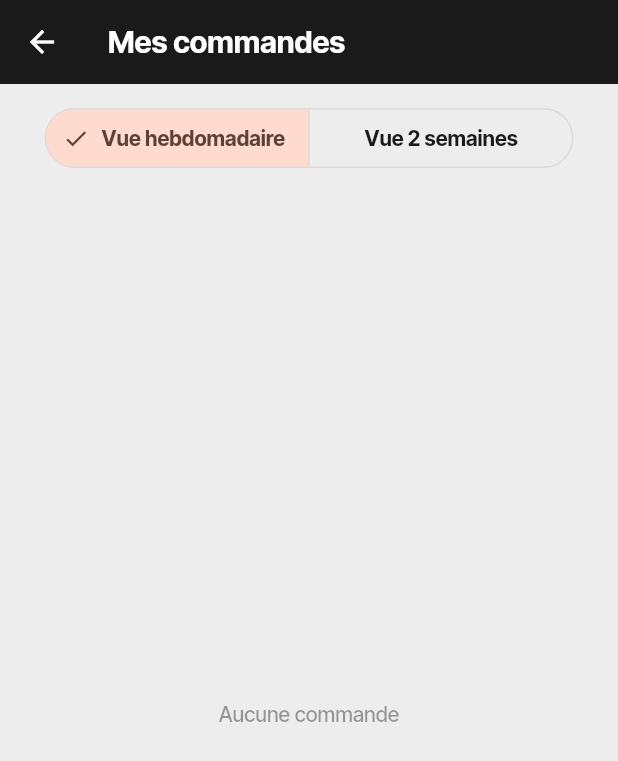
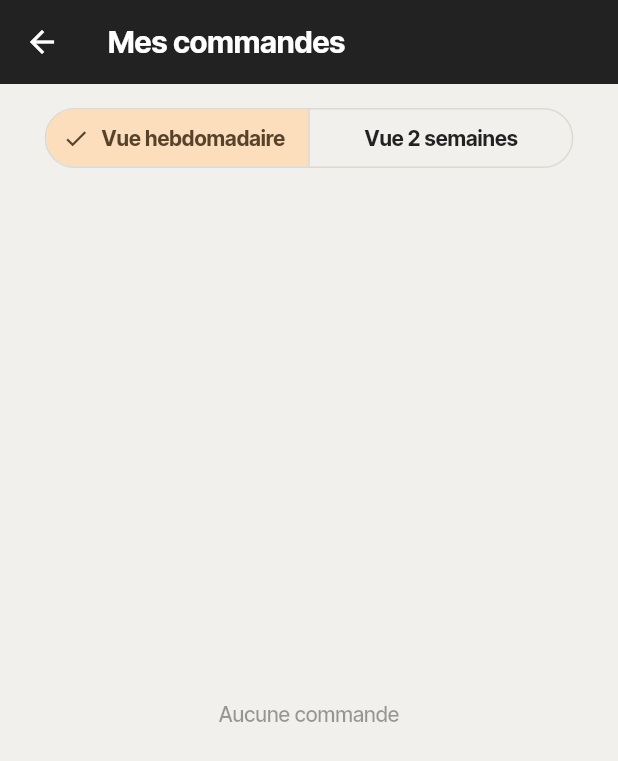
Before and after one commit to philcannon1307/quai-transport-calendar-flutter, a Flutter app: the AuthGuard screen opened by its route, item 2 of the bottom bar chosen, on a phone screen of 412 x 824 dp. Shown: the top 761 px of the screen. Run offline on Flutter 3.47's test engine with Material 3 defaults, Android fonts, the phone set to English and light mode, and no system bars; our stand-ins replace dio, flutter_riverpod, flutter_svg, google_fonts, image_picker, printing and 1 more; missing offline and left inert: dart:html, dart:ui_web, pdfrx; accounts and stored records are empty; network calls fail.

Commit message:
Apply official brand palette (Light Beige/Beige/Light Brown/Black/Jaune), replace Ember orange

```diff
--- a/lib/pdf/pdfrx_impl.dart
+++ b/lib/pdf/pdfrx_impl.dart
@@ -37,7 +37,7 @@ class PdfrxTextExtractor implements PdfTextExtractor {
 /// Scrollable, zoomable multi-page view.
 Widget pdfrxTicketBuilder(BuildContext context, Uint8List bytes, String name) {
   return ColoredBox(
-    color: const Color(0xFFEDEBF3),
+    color: const Color(0xFFDDD9D3),
     child: PdfViewer.data(bytes, sourceName: "ticket-$name"),
   );
 }
--- a/lib/platform/map_frame_web.dart
+++ b/lib/platform/map_frame_web.dart
@@ -90,7 +90,7 @@ class _MapFrameState extends State<_MapFrame> {
                   padding:
                       const EdgeInsets.symmetric(horizontal: 12, vertical: 6),
                   decoration: BoxDecoration(
-                      color: const Color(0xCC1A1A1A),
+                      color: const Color(0xCC222222),
                       borderRadius: BorderRadius.circular(999)),
                   child: Text(widget.tapHint,
                       style: const TextStyle(
@@ -112,7 +112,7 @@ class _MapFrameState extends State<_MapFrame> {
                 padding:
                     const EdgeInsets.symmetric(horizontal: 10, vertical: 6),
                 decoration: BoxDecoration(
-                    color: const Color(0xCC1A1A1A),
+                    color: const Color(0xCC222222),
                     borderRadius: BorderRadius.circular(999)),
                 child: Text(widget.lockLabel,
                     style: const TextStyle(
--- a/lib/screens/calendar_screen.dart
+++ b/lib/screens/calendar_screen.dart
@@ -395,7 +395,7 @@ class _PhoneBody extends ConsumerWidget {
   }
 }
 
-/// One day of the strip: caps day name, bold number, up to 3 service dots. Selected = orange pill; today = orange dot.
+/// One day of the strip: caps day name, bold number, up to 3 service dots. Selected = Jaune pill; today = Jaune dot.
 class _StripDay extends ConsumerWidget {
   const _StripDay(
       {required this.day,
@@ -456,7 +456,7 @@ class _StripDay extends ConsumerWidget {
                           margin: const EdgeInsets.symmetric(horizontal: 1.5),
                           width: 6,
                           height: 6,
-                          // Prepared = green (on the orange selected pill: white with a green ring).
+                          // Prepared = green (on the Jaune selected pill: white with a green ring).
                           decoration: BoxDecoration(
                               color: prep.isPrepared(o)
                                   ? (selected ? c.onPrimary : c.confirmed)
--- a/lib/screens/calendar_wide.dart
+++ b/lib/screens/calendar_wide.dart
@@ -369,7 +369,7 @@ class _WeekGrid extends ConsumerWidget {
               Expanded(
                 child: Container(
                   decoration: BoxDecoration(
-                    color: sameDay(d, m.today) ? const Color(0xFFFCF3EE) : null,
+                    color: sameDay(d, m.today) ? const Color(0xFFFFF1D6) : null,
                     border: Border(
                         top: BorderSide(color: c.line),
                         right: BorderSide(
--- a/lib/screens/not_found_screen.dart
+++ b/lib/screens/not_found_screen.dart
@@ -11,7 +11,7 @@ class NotFoundScreen extends StatelessWidget {
   Widget build(BuildContext context) {
     final s = StringsScope.of(context);
     return Scaffold(
-      backgroundColor: const Color(0xFFF1F3F6),
+      backgroundColor: const Color(0xFFF2F0ED),
       body: Center(
         child: Column(
           mainAxisSize: MainAxisSize.min,
--- a/lib/screens/order_detail_screen.dart
+++ b/lib/screens/order_detail_screen.dart
@@ -293,7 +293,7 @@ String? _join(List<String?> parts) {
   return p.isEmpty ? null : p.join(", ");
 }
 
-/// 56 px orange action (dark text on orange keeps the contrast of the Ember palette).
+/// 56 px Jaune action (Black text on Jaune, 8.06:1).
 class _BigAction extends StatelessWidget {
   const _BigAction(
       {required this.buttonKey,
--- a/lib/theme/quai_tokens.dart
+++ b/lib/theme/quai_tokens.dart
@@ -1,9 +1,7 @@
-// quai_tokens.dart — Design tokens for Quai Lafantaisie · Calendrier (Flutter) — 'Ember on ink' (Lafantaisie rebrand).
-// ONE tokens file: every colour / radius / space / font used by the app comes from here, so official brand
-// values can be swapped in a single place. Hex are approximations sampled from the owner's reference image
-// until official brand values arrive (charcoal #1A1A1A, light #EDEDED, orange #E8612C).
-// Status colours are deliberately NOT the brand orange: Confirmé green, Provisoire mustard + hollow dot, Annulé crimson + strikethrough.
-// onPrimary is INK, not white: white on #E8612C is only 3.4:1.
+// quai_tokens.dart — Design tokens for Quai Lafantaisie · Calendrier (Flutter) — official brand palette (Nov 2026).
+// Brand: Light Beige #F2F0ED · Beige #DDD9D3 · Light Brown #958272 · Black #222222 · Jaune #FFA500.
+// Jaune is a FILL only (text on it is Black #222222, 8.06:1; white on Jaune fails). Accent text/links use primaryInk #8A5A00.
+// Light Brown is for icons/borders/disabled, never body text (use sub #6B5A4D). Derived colours are documented in the Designer's brand-palette-remap spec.
 import 'package:flutter/material.dart';
 import 'package:google_fonts/google_fonts.dart';
 
@@ -74,65 +72,65 @@ class QuaiColors extends ThemeExtension<QuaiColors> {
       memoRail;
 
   static const light = QuaiColors(
-    bg: Color(0xFFEDEDED),
+    bg: Color(0xFFF2F0ED),
     surface: Color(0xFFFFFFFF),
-    field: Color(0xFFF3F2F0),
-    line: Color(0xFFDDDAD5),
-    shadow: Color(0xFFE4E2DE),
-    ink: Color(0xFF1A1A1A),
-    sub: Color(0xFF5F5C58),
-    faint: Color(0xFFA3A09B),
-    primary: Color(0xFFE8612C),
-    primaryInk: Color(0xFFB8431A),
-    primarySoft: Color(0xFFFCE9DF),
-    onPrimary: Color(0xFF1A1A1A),
-    header: Color(0xFF1A1A1A),
-    headerSub: Color(0xFFB5B1AB),
-    headerEnd: Color(0xFF2A2A2A),
-    install: Color(0xFF1A1A1A),
-    delivery: Color(0xFF2F7F93),
-    deliveryText: Color(0xFF256A7C),
-    pickup: Color(0xFF7A5B3A),
-    transfer: Color(0xFF74716E),
-    confirmed: Color(0xFF15803D),
-    confirmedBg: Color(0xFFDCFCE7),
-    tentative: Color(0xFF7A5B00),
-    tentativeBg: Color(0xFFF7EBC0),
+    field: Color(0xFFF2F0ED),
+    line: Color(0xFFDDD9D3),
+    shadow: Color(0xFFDDD9D3),
+    ink: Color(0xFF222222),
+    sub: Color(0xFF6B5A4D),
+    faint: Color(0xFF958272),
+    primary: Color(0xFFFFA500),
+    primaryInk: Color(0xFF8A5A00),
+    primarySoft: Color(0xFFFFF1D6),
+    onPrimary: Color(0xFF222222),
+    header: Color(0xFF222222),
+    headerSub: Color(0xFFB8B2AA),
+    headerEnd: Color(0xFF2E2E2E),
+    install: Color(0xFF222222),
+    delivery: Color(0xFF958272),
+    deliveryText: Color(0xFF6B5A4D),
+    pickup: Color(0xFFFFA500),
+    transfer: Color(0xFF6B5A4D),
+    confirmed: Color(0xFF1E6B3A),
+    confirmedBg: Color(0xFFDDEFE0),
+    tentative: Color(0xFF5F4A36),
+    tentativeBg: Color(0xFFEDE6DD),
     cancelled: Color(0xFFA3123A),
     cancelledBg: Color(0xFFFBE3EA),
-    memoBg: Color(0xFFFBEBDD),
-    memoRail: Color(0xFFE8612C),
+    memoBg: Color(0xFFFFF1D6),
+    memoRail: Color(0xFFFFA500),
   );
 
   static const dark = QuaiColors(
-    bg: Color(0xFF121212),
-    surface: Color(0xFF1E1E1E),
-    field: Color(0xFF262626),
-    line: Color(0xFF333333),
-    shadow: Color(0xFF0B0B0B),
-    ink: Color(0xFFF2F0EC),
-    sub: Color(0xFFA8A49E),
-    faint: Color(0xFF77746F),
-    primary: Color(0xFFF07A47),
-    primaryInk: Color(0xFFF07A47),
-    primarySoft: Color(0xFF3A2418),
-    onPrimary: Color(0xFF121212),
-    header: Color(0xFF0F0F0F),
-    headerSub: Color(0xFF96928C),
+    bg: Color(0xFF222222),
+    surface: Color(0xFF2C2C2C),
+    field: Color(0xFF343434),
+    line: Color(0xFF444444),
+    shadow: Color(0xFF1B1B1B),
+    ink: Color(0xFFF2F0ED),
+    sub: Color(0xFFB8B2AA),
+    faint: Color(0xFF8C857C),
+    primary: Color(0xFFFFA500),
+    primaryInk: Color(0xFFFFA500),
+    primarySoft: Color(0xFF3A2E15),
+    onPrimary: Color(0xFF222222),
+    header: Color(0xFF1B1B1B),
+    headerSub: Color(0xFFB8B2AA),
     headerEnd: Color(0xFF222222),
-    install: Color(0xFFE6E2DC),
-    delivery: Color(0xFF5FB3C7),
-    deliveryText: Color(0xFF5FB3C7),
-    pickup: Color(0xFFC9A27A),
-    transfer: Color(0xFF9F9C99),
-    confirmed: Color(0xFF4ADE80),
-    confirmedBg: Color(0xFF12301F),
-    tentative: Color(0xFFE9C46A),
-    tentativeBg: Color(0xFF33290D),
+    install: Color(0xFFF2F0ED),
+    delivery: Color(0xFFB3A090),
+    deliveryText: Color(0xFFB3A090),
+    pickup: Color(0xFFFFA500),
+    transfer: Color(0xFFB8B2AA),
+    confirmed: Color(0xFF6FD08C),
+    confirmedBg: Color(0xFF1F3A29),
+    tentative: Color(0xFFD9C7B0),
+    tentativeBg: Color(0xFF3A322B),
     cancelled: Color(0xFFF4829E),
-    cancelledBg: Color(0xFF3A1520),
-    memoBg: Color(0xFF3A2418),
-    memoRail: Color(0xFFF07A47),
+    cancelledBg: Color(0xFF3D1D27),
+    memoBg: Color(0xFF3A2E15),
+    memoRail: Color(0xFFFFA500),
   );
 
   @override
@@ -298,7 +296,8 @@ ThemeData quaiTheme(Brightness b) {
           borderSide: BorderSide(color: c.line)),
       focusedBorder: OutlineInputBorder(
           borderRadius: BorderRadius.circular(14),
-          borderSide: BorderSide(color: c.primary, width: 2)),
+          borderSide: BorderSide(
+              color: b == Brightness.light ? c.ink : c.primary, width: 2)),
     ),
     filledButtonTheme: FilledButtonThemeData(
         style: FilledButton.styleFrom(
--- a/lib/widgets/adjustment_sheet.dart
+++ b/lib/widgets/adjustment_sheet.dart
@@ -242,7 +242,7 @@ class _AdjustmentSheetState extends ConsumerState<AdjustmentSheet> {
               Text(_error!,
                   key: const Key("adj-error"),
                   style:
-                      const TextStyle(color: Color(0xFF9B1C1C), fontSize: 13)),
+                      const TextStyle(color: Color(0xFFA3123A), fontSize: 13)),
             ],
             const SizedBox(height: 14),
             FilledButton(
--- a/lib/widgets/announcement_banner.dart
+++ b/lib/widgets/announcement_banner.dart
@@ -26,7 +26,7 @@ class AnnouncementBanner extends ConsumerWidget {
       margin: const EdgeInsets.fromLTRB(12, 8, 12, 0),
       padding: const EdgeInsets.all(12),
       decoration: BoxDecoration(
-        color: const Color(0xFFF3EEFF),
+        color: const Color(0xFFFFF1D6),
         borderRadius: BorderRadius.circular(12),
         border: Border.all(color: kPurple.withValues(alpha: 0.35)),
       ),
@@ -301,7 +301,7 @@ class _AnnouncementEditorState extends ConsumerState<AnnouncementEditor> {
               Text(_error!,
                   key: const Key("ann-error"),
                   style:
-                      const TextStyle(color: Color(0xFF9B1C1C), fontSize: 13)),
+                      const TextStyle(color: Color(0xFFA3123A), fontSize: 13)),
             ],
             const SizedBox(height: 14),
             Row(
--- a/lib/widgets/brand_header.dart
+++ b/lib/widgets/brand_header.dart
@@ -86,7 +86,7 @@ class DockStripesPainter extends CustomPainter {
 class LangToggle extends ConsumerWidget {
   const LangToggle({super.key});
 
-  static const Color _track = Color(0xFF3A3A3A);
+  static const Color _track = Color(0xFF444444);
 
   @override
   Widget build(BuildContext context, WidgetRef ref) {
@@ -105,8 +105,8 @@ class LangToggle extends ConsumerWidget {
               child: Text(label,
                   style: quaiSans(
                       active
-                          ? const Color(0xFF1A1A1A)
-                          : const Color(0xFFB5B1AB),
+                          ? const Color(0xFF222222)
+                          : const Color(0xFFB8B2AA),
                       size: 12,
                       weight: FontWeight.w700)),
             ),
--- a/lib/widgets/receipt_sheet.dart
+++ b/lib/widgets/receipt_sheet.dart
@@ -157,14 +157,14 @@ class _ReceiptSheetState extends ConsumerState<ReceiptSheet> {
               Text(_error!,
                   key: const Key("receipt-error"),
                   style:
-                      const TextStyle(color: Color(0xFF9B1C1C), fontSize: 13)),
+                      const TextStyle(color: Color(0xFFA3123A), fontSize: 13)),
             ],
             if (_info != null) ...<Widget>[
               const SizedBox(height: 10),
               Text(_info!,
                   key: const Key("receipt-info"),
                   style:
-                      const TextStyle(color: Color(0xFF92400E), fontSize: 13)),
+                      const TextStyle(color: Color(0xFF5F4A36), fontSize: 13)),
             ],
             const SizedBox(height: 14),
             FilledButton(
--- a/lib/widgets/status_chip.dart
+++ b/lib/widgets/status_chip.dart
@@ -5,7 +5,7 @@ import "../logic/calendar_week.dart";
 import "../theme/quai_tokens.dart";
 
 /// Status chip. Shape cue first, colour second: filled dot = confirmed, HOLLOW dot = provisional
-/// (`hollow`), filled dot + struck-through name on the card = cancelled. Never brand orange.
+/// (`hollow`), filled dot + struck-through name on the card = cancelled. Never the brand Jaune.
 class StatusChip extends StatelessWidget {
   const StatusChip({super.key, required this.status, this.label, this.hollow});
   final QuaiStatus status;
```
Also changed, not shown: lib/screens/admin_screen.dart (+4 -4 lines), lib/screens/unsubscribe_screen.dart (+4 -4 lines), lib/theme.dart (+7 -7 lines).
